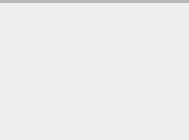
Old version of the form src/widgets/foldable.ui in the repository Michal-D4/fileo.
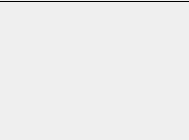
New version of the form.

Diff of the .ui file:
```diff
--- a/src/widgets/foldable.ui
+++ b/src/widgets/foldable.ui
@@ -73,7 +73,7 @@
         <enum>QFrame::HLine</enum>
        </property>
        <property name="frameShadow">
-        <enum>QFrame::Sunken</enum>
+        <enum>QFrame::Plain</enum>
        </property>
        <property name="lineWidth">
         <number>0</number>
```
